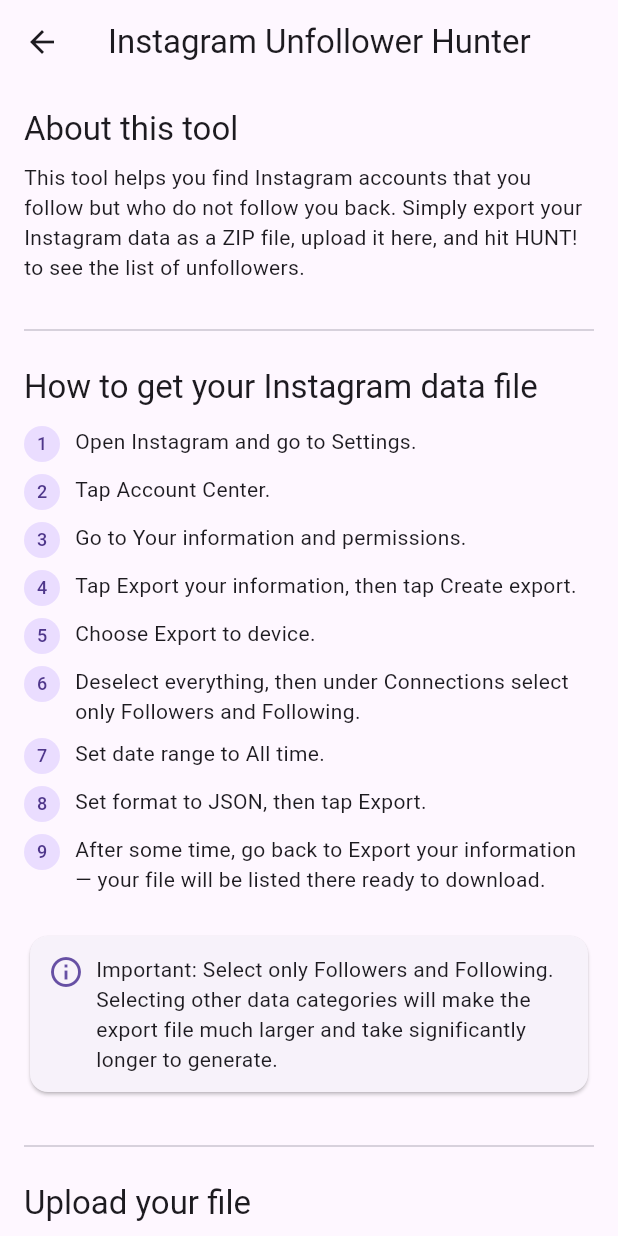
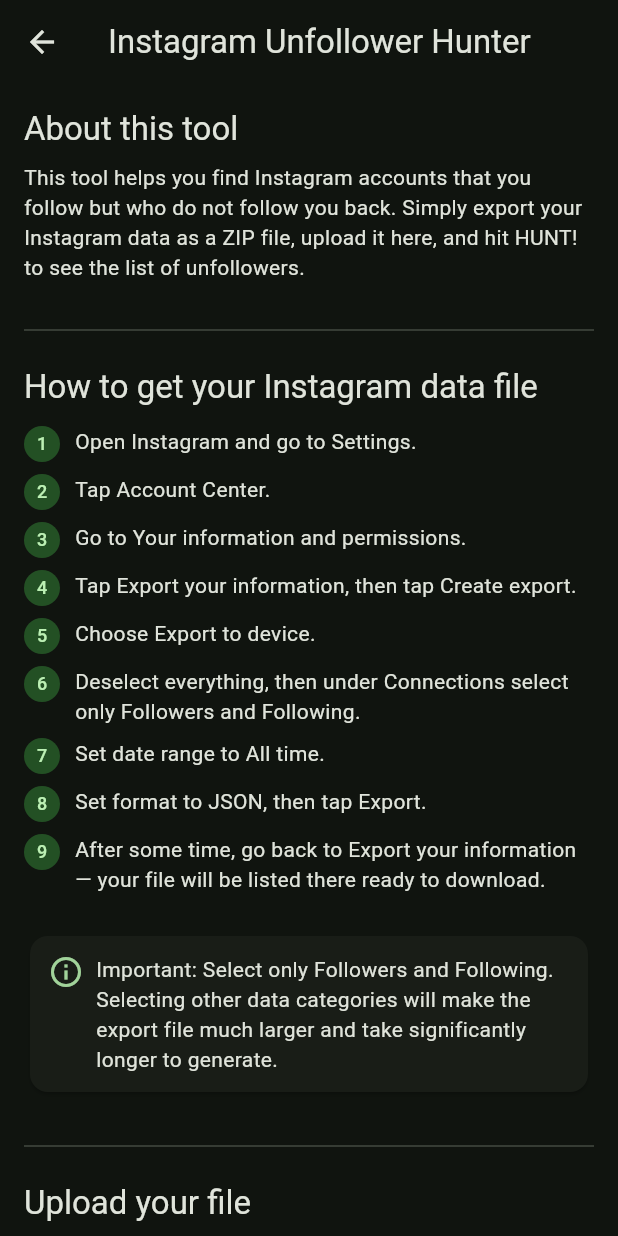
Before and after one commit to sudarshana-madhur/runbook, a Flutter app: the screen it shows after launch, after a tap on "Unfollower Hunter", on a phone screen of 412 x 824 dp. Run offline on Flutter 3.47's test engine with Material 3 defaults, Android fonts, the phone set to English and light mode, and no system bars; our stand-ins replace file_picker, flutter_svg, package_info_plus.

Commit message:
done style changes

```diff
--- a/lib/main.dart
+++ b/lib/main.dart
@@ -1,6 +1,7 @@
 import 'package:flutter/material.dart';
 import 'package:runbook/screens/home.dart';
 import 'package:runbook/screens/unfollower_hunter.dart';
+import 'package:runbook/theme/app_theme.dart';
 
 void main() {
   runApp(const MyApp());
@@ -13,6 +14,8 @@
   Widget build(BuildContext context) {
     return MaterialApp(
       title: 'Runbook',
+      theme: AppTheme.darkTheme,
+      debugShowCheckedModeBanner: false,
       initialRoute: '/',
       routes: {
         '/': (context) => const HomeScreen(),
--- a/lib/screens/dashboard.dart
+++ b/lib/screens/dashboard.dart
@@ -7,6 +7,7 @@
   @override
   Widget build(BuildContext context) {
     return ListView(
+      padding: const EdgeInsets.all(16.0),
       children: [
         Card(
           child: ListTile(
--- /dev/null
+++ b/lib/theme/app_theme.dart
@@ -0,0 +1,11 @@
+import 'package:flutter/material.dart';
+
+class AppTheme {
+  static ThemeData get darkTheme => ThemeData(
+        useMaterial3: true,
+        colorScheme: ColorScheme.fromSeed(
+          seedColor: Colors.green,
+          brightness: Brightness.dark,
+        ),
+      );
+}
```
Also changed, not shown: lib/screens/settings.dart (+9 -1 lines).
